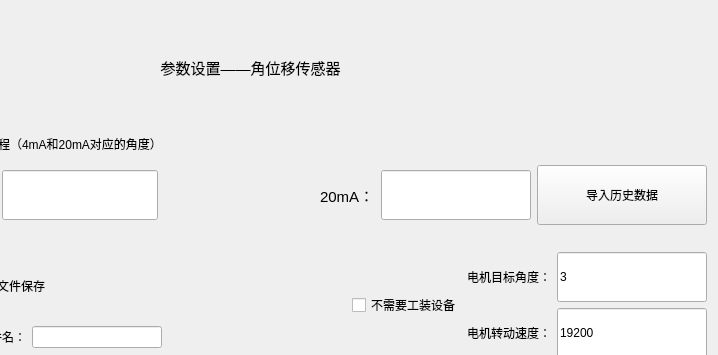
Before: the Qt Designer form ui_param/paramwin_anglesensor.ui in Dirck-YHP/Proj_sensor_detect, drawn with Qt 5; both pictures show x 217 to 935 and y 0 to 355 of the 935 by 518 pixel window.
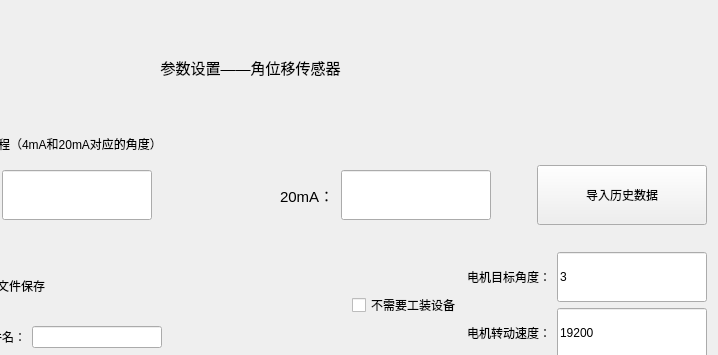
After: the same form once the commit is applied.

Patch:
```diff
--- a/ui_param/paramwin_anglesensor.ui
+++ b/ui_param/paramwin_anglesensor.ui
@@ -182,6 +182,19 @@
            </property>
           </widget>
          </item>
+         <item>
+          <spacer name="horizontalSpacer_4">
+           <property name="orientation">
+            <enum>Qt::Horizontal</enum>
+           </property>
+           <property name="sizeHint" stdset="0">
+            <size>
+             <width>40</width>
+             <height>20</height>
+            </size>
+           </property>
+          </spacer>
+         </item>
          <item>
           <widget class="QPushButton" name="btn_load_data">
            <property name="minimumSize">
```
